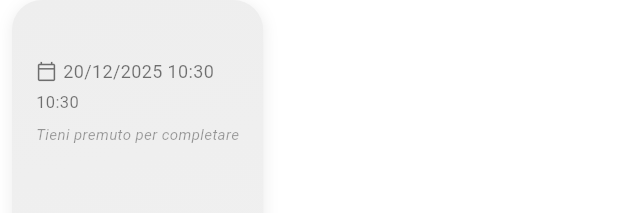
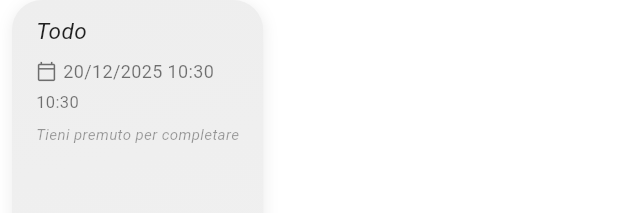
Before and after one commit to donpablitoooooooo/TuyJo, a Flutter app: the _TodoMessageBubble widget shown alone on an empty page, opened directly with empty values, on a phone screen of 412 x 824 dp. Shown: the top 213 px of the screen. Run offline on Flutter 3.47's test engine with Material 3 defaults, Android fonts, the phone set to English and light mode, and no system bars; our stand-ins replace cloud_firestore, file_picker, firebase_core, firebase_messaging, firebase_storage, flutter_local_notifications and 5 more; missing offline and left inert: asn1lib, encrypt, mobile_scanner, pointycastle; accounts and stored records are empty.

Commit message:
feat: purple + icon when attachments selected and optional todo text
Changes:
- Attachment + button turns purple when files are selected for consistency
- Todo text is now optional - shows 'Todo' in italics when empty
- Existing logic already allows sending todos with just a date/time

This improves visual feedback and makes the UI more flexible.

```diff
--- a/flutter-app/lib/screens/chat_screen.dart
+++ b/flutter-app/lib/screens/chat_screen.dart
@@ -1072,7 +1072,9 @@ class _ChatScreenState extends State<ChatScreen> with WidgetsBindingObserver {
                       IconButton(
                         onPressed: _showAttachmentPicker,
                         icon: const Icon(Icons.add_circle_outline),
-                        color: Colors.grey[600],
+                        color: _selectedAttachments.isNotEmpty
+                            ? const Color(0xFF667eea)
+                            : Colors.grey[600],
                         tooltip: 'Allegati',
                         iconSize: 28,
                       ),
@@ -2027,14 +2029,19 @@ class _TodoMessageBubble extends StatelessWidget {
                 child: Column(
                   crossAxisAlignment: CrossAxisAlignment.start,
                   children: [
-                    // Testo del todo
+                    // Testo del todo (mostra "Todo" se vuoto)
                     Text(
-                      message.decryptedContent ?? '',
+                      (message.decryptedContent?.isEmpty ?? true)
+                          ? 'Todo'
+                          : message.decryptedContent!,
                       style: TextStyle(
                         color: isMe ? Colors.white : Colors.black87,
                         fontSize: 15,
                         height: 1.4,
                         decoration: isCompleted ? TextDecoration.lineThrough : null,
+                        fontStyle: (message.decryptedContent?.isEmpty ?? true)
+                            ? FontStyle.italic
+                            : FontStyle.normal,
                       ),
                     ),
 
```
